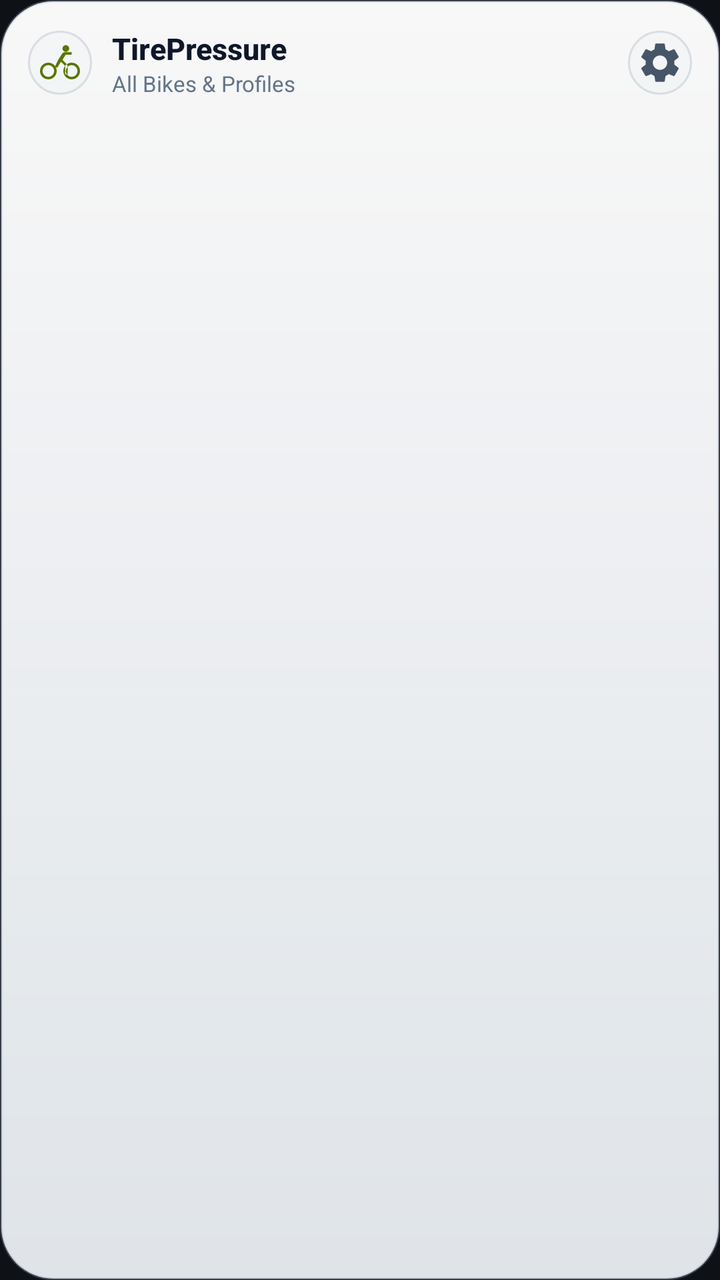
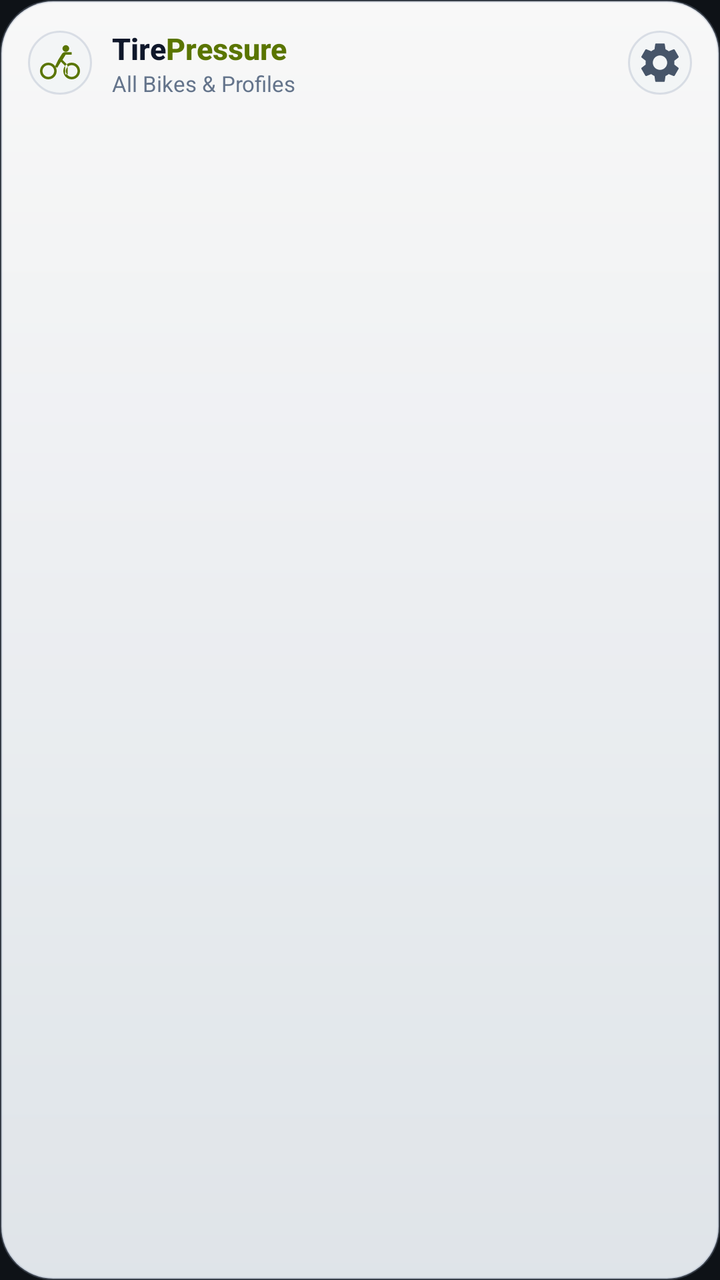

Compare the two renders of this Android layout. The source of the first and the diff that turns it into the second are given below.
<!-- AndroidManifest.xml: application theme Theme.TirePressure -->
<!-- res/layout/widget_all_bikes_light.xml -->
<?xml version="1.0" encoding="utf-8"?>
<LinearLayout xmlns:android="http://schemas.android.com/apk/res/android"
    android:id="@+id/widget_root"
    android:layout_width="match_parent"
    android:layout_height="match_parent"
    android:background="@drawable/widget_bg_light"
    android:orientation="vertical"
    android:padding="14dp">

    
    <LinearLayout
        android:layout_width="match_parent"
        android:layout_height="wrap_content"
        android:gravity="center_vertical"
        android:orientation="horizontal">

        <ImageView
            android:layout_width="32dp"
            android:layout_height="32dp"
            android:background="@drawable/widget_btn_icon_light"
            android:contentDescription="@string/app_name"
            android:padding="6dp"
            android:src="@drawable/ic_widget_bike"
            android:tint="#5A7500" />

        <LinearLayout
            android:layout_width="0dp"
            android:layout_height="wrap_content"
            android:layout_marginStart="10dp"
            android:layout_weight="1"
            android:orientation="vertical">

            <TextView
                android:layout_width="wrap_content"
                android:layout_height="wrap_content"
                android:fontFamily="sans-serif-medium"
                android:text="@string/app_name"
                android:textColor="#0F172A"
                android:textSize="15sp"
                android:textStyle="bold" />

            <TextView
                android:id="@+id/widget_all_bikes_subtitle"
                android:layout_width="wrap_content"
                android:layout_height="wrap_content"
                android:text="@string/widget_all_bikes_name"
                android:textColor="#64748B"
                android:textSize="11sp" />
        </LinearLayout>

        <ImageButton
            android:id="@+id/widget_btn_settings"
            android:layout_width="32dp"
            android:layout_height="32dp"
            android:background="@drawable/widget_btn_icon_light"
            android:contentDescription="@string/widget_config_title"
            android:padding="6dp"
            android:src="@drawable/ic_widget_settings"
            android:tint="#475569" />
    </LinearLayout>

    
    <LinearLayout
        android:id="@+id/widget_all_bikes_empty"
        android:layout_width="match_parent"
        android:layout_height="0dp"
        android:layout_weight="1"
        android:gravity="center"
        android:orientation="vertical"
        android:visibility="gone">

        <TextView
            android:layout_width="wrap_content"
            android:layout_height="wrap_content"
            android:text="@string/widget_no_bikes"
            android:textColor="#0F172A"
            android:textSize="14sp"
            android:textStyle="bold" />

        <TextView
            android:layout_width="wrap_content"
            android:layout_height="wrap_content"
            android:layout_marginTop="4dp"
            android:text="@string/widget_tap_to_open"
            android:textColor="#64748B"
            android:textSize="12sp" />
    </LinearLayout>

    
    <ListView
        android:id="@+id/widget_all_bikes_list"
        android:layout_width="match_parent"
        android:layout_height="0dp"
        android:layout_marginTop="8dp"
        android:layout_weight="1"
        android:cacheColorHint="@android:color/transparent"
        android:divider="@android:color/transparent"
        android:dividerHeight="8dp" />

</LinearLayout>
<!-- resources referenced by this layout -->
<resources>
  <!-- drawable ic_widget_bike (drawable) -->
  <vector xmlns:android="http://schemas.android.com/apk/res/android"
      android:width="24dp"
      android:height="24dp"
      android:viewportWidth="24"
      android:viewportHeight="24">
      <path
          android:fillColor="@android:color/white"
          android:pathData="M15.5,5.5c1.1,0 2,-0.9 2,-2s-0.9,-2 -2,-2 -2,0.9 -2,2 0.9,2 2,2zM5,12c-2.8,0 -5,2.2 -5,5s2.2,5 5,5 5,-2.2 5,-5 -2.2,-5 -5,-5zM5,20.5c-1.9,0 -3.5,-1.6 -3.5,-3.5s1.6,-3.5 3.5,-3.5 3.5,1.6 3.5,3.5 -1.6,3.5 -3.5,3.5zM10.8,10.5l2.4,-3.8c0.4,-0.6 1,-1 1.8,-1h4v1.5h-3.6l-1.9,3.1 2.3,2.4c0.5,0.5 0.8,1.2 0.8,1.9v4.4h-1.5v-4.4c0,-0.4 -0.2,-0.8 -0.5,-1.1l-2,-2.1 -2.3,3.7 -1.3,-0.8 1.8,-3.7zM19,12c-2.8,0 -5,2.2 -5,5s2.2,5 5,5 5,-2.2 5,-5 -2.2,-5 -5,-5zM19,20.5c-1.9,0 -3.5,-1.6 -3.5,-3.5s1.6,-3.5 3.5,-3.5 3.5,1.6 3.5,3.5 -1.6,3.5 -3.5,3.5z"/>
  </vector>
  <!-- drawable ic_widget_settings (drawable) -->
  <vector xmlns:android="http://schemas.android.com/apk/res/android"
      android:width="24dp"
      android:height="24dp"
      android:viewportWidth="24"
      android:viewportHeight="24">
      <path
          android:fillColor="@android:color/white"
          android:pathData="M19.14,12.94c0.04,-0.3 0.06,-0.61 0.06,-0.94 0,-0.32 -0.02,-0.64 -0.07,-0.94l2.03,-1.58c0.18,-0.14 0.23,-0.41 0.12,-0.61l-1.92,-3.32c-0.12,-0.22 -0.37,-0.29 -0.59,-0.22l-2.39,0.96c-0.5,-0.38 -1.03,-0.7 -1.62,-0.94l-0.36,-2.54c-0.04,-0.24 -0.24,-0.41 -0.48,-0.41h-3.84c-0.24,0 -0.43,0.17 -0.47,0.41l-0.36,2.54c-0.59,0.24 -1.13,0.56 -1.62,0.94l-2.39,-0.96c-0.22,-0.08 -0.47,0 -0.59,0.22L2.74,8.87c-0.12,0.21 -0.08,0.47 0.12,0.61l2.03,1.58c-0.05,0.3 -0.09,0.63 -0.09,0.94s0.02,0.64 0.07,0.94l-2.03,1.58c-0.18,0.14 -0.23,0.41 -0.12,0.61l1.92,3.32c0.12,0.22 0.37,0.29 0.59,0.22l2.39,-0.96c0.5,0.38 1.03,0.7 1.62,0.94l0.36,2.54c0.05,0.24 0.24,0.41 0.48,0.41h3.84c0.24,0 0.44,-0.17 0.47,-0.41l0.36,-2.54c0.59,-0.24 1.13,-0.56 1.62,-0.94l2.39,0.96c0.22,0.08 0.47,0 0.59,-0.22l1.92,-3.32c0.12,-0.22 0.07,-0.47 -0.12,-0.61l-2.01,-1.58zM12,15.6c-1.98,0 -3.6,-1.62 -3.6,-3.6s1.62,-3.6 3.6,-3.6 3.6,1.62 3.6,3.6 -1.62,3.6 -3.6,3.6z"/>
  </vector>
  <!-- drawable widget_bg_light (drawable) -->
  <?xml version="1.0" encoding="utf-8"?>
  <shape xmlns:android="http://schemas.android.com/apk/res/android"
      android:shape="rectangle">
      <gradient
          android:startColor="#F7FFFFFF"
          android:endColor="#EBF0F5FA"
          android:angle="270" />
      <corners android:radius="26dp" />
      <stroke
          android:width="1.2dp"
          android:color="#4D94A3B8" />
  </shape>
  <!-- drawable widget_btn_icon_light (drawable) -->
  <?xml version="1.0" encoding="utf-8"?>
  <shape xmlns:android="http://schemas.android.com/apk/res/android"
      android:shape="oval">
      <solid android:color="#33E2E8F0" />
      <stroke
          android:width="1dp"
          android:color="#4D94A3B8" />
  </shape>
  <string name="app_name">TirePressure</string>
  <string name="widget_all_bikes_name">All Bikes &amp; Profiles</string>
  <string name="widget_config_title">Configure Widget</string>
  <string name="widget_no_bikes">No bikes registered</string>
  <string name="widget_tap_to_open">Tap to open app</string>
  <style name="Theme.TirePressure" parent="android:Theme.Material.NoActionBar">
          <item name="android:windowBackground">@color/background_dark</item>
          <item name="android:statusBarColor">@android:color/transparent</item>
          <item name="android:navigationBarColor">@android:color/transparent</item>
          <item name="android:enforceNavigationBarContrast" tools:targetApi="q">false</item>
          <item name="android:enforceStatusBarContrast" tools:targetApi="q">false</item>
      </style>
  <color name="background_dark">#0E1217</color>
</resources>

<!-- the commit's change to res/layout/widget_all_bikes_light.xml (unified diff, before → after) -->
@@ -15,6 +15,7 @@
         android:orientation="horizontal">
 
         <ImageView
+            android:id="@+id/widget_bike_icon"
             android:layout_width="32dp"
             android:layout_height="32dp"
             android:background="@drawable/widget_btn_icon_light"
@@ -30,19 +31,37 @@
             android:layout_weight="1"
             android:orientation="vertical">
 
-            <TextView
+            <LinearLayout
                 android:layout_width="wrap_content"
                 android:layout_height="wrap_content"
-                android:fontFamily="sans-serif-medium"
-                android:text="@string/app_name"
-                android:textColor="#0F172A"
-                android:textSize="15sp"
-                android:textStyle="bold" />
+                android:orientation="horizontal">
+
+                <TextView
+                    android:id="@+id/widget_title_tire"
+                    android:layout_width="wrap_content"
+                    android:layout_height="wrap_content"
+                    android:fontFamily="sans-serif-medium"
+                    android:text="Tire"
+                    android:textColor="#0F172A"
+                    android:textSize="15sp"
+                    android:textStyle="bold" />
+
+                <TextView
+                    android:id="@+id/widget_title_pressure"
+                    android:layout_width="wrap_content"
+                    android:layout_height="wrap_content"
+                    android:fontFamily="sans-serif-medium"
+                    android:text="Pressure"
+                    android:textColor="#5A7500"
+                    android:textSize="15sp"
+                    android:textStyle="bold" />
+            </LinearLayout>
 
             <TextView
                 android:id="@+id/widget_all_bikes_subtitle"
                 android:layout_width="wrap_content"
                 android:layout_height="wrap_content"
+                android:fontFamily="sans-serif"
                 android:text="@string/widget_all_bikes_name"
                 android:textColor="#64748B"
                 android:textSize="11sp" />
@@ -70,6 +89,7 @@
         android:visibility="gone">
 
         <TextView
+            android:id="@+id/widget_empty_title"
             android:layout_width="wrap_content"
             android:layout_height="wrap_content"
             android:text="@string/widget_no_bikes"
@@ -78,6 +98,7 @@
             android:textStyle="bold" />
 
         <TextView
+            android:id="@+id/widget_empty_desc"
             android:layout_width="wrap_content"
             android:layout_height="wrap_content"
             android:layout_marginTop="4dp"
